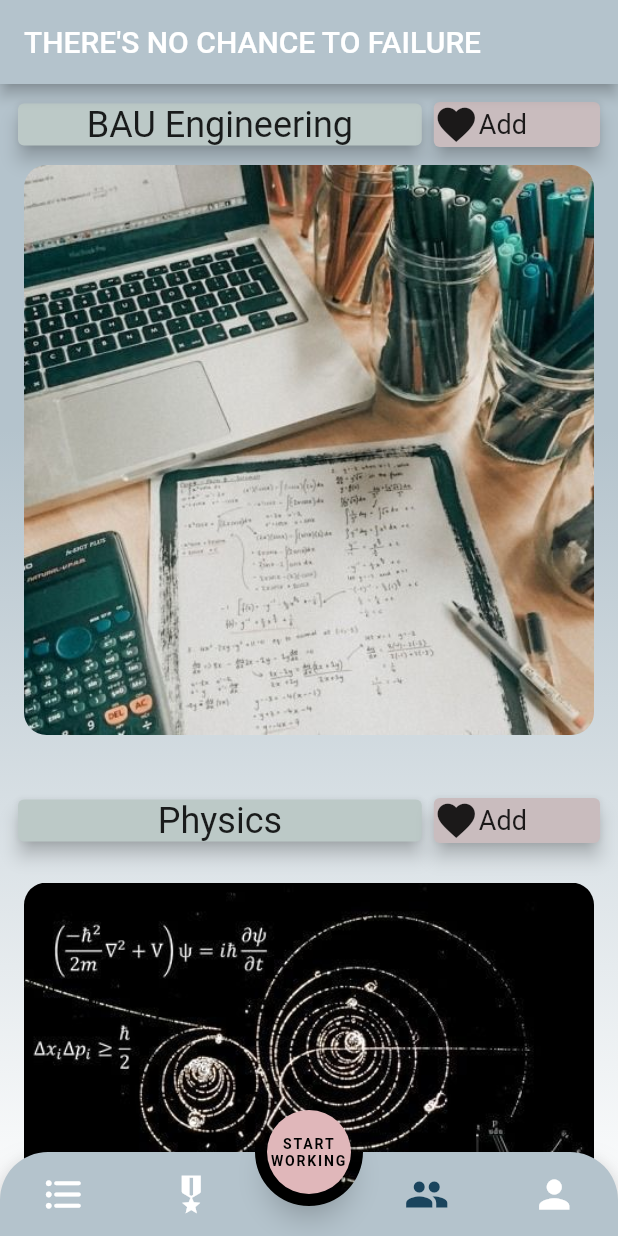
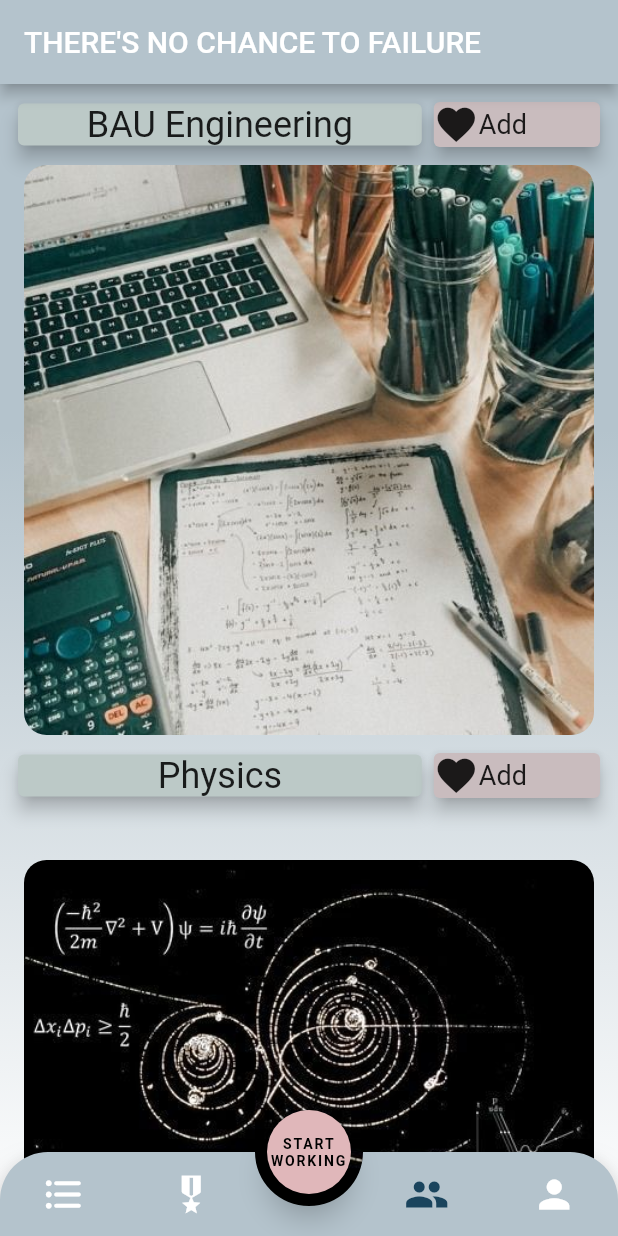
Before and after one commit to basakertugrul/motivasyon, a Flutter app: the screen it shows after launch, on a phone screen of 412 x 824 dp. Run offline on Flutter 3.47's test engine with Material 2 defaults, Android fonts, the phone set to English and light mode, and no system bars; drawn by our look-alikes of animated_bottom_navigation_bar, flip_card; our stand-ins replace auto_animated, rflutter_alert; missing offline and left inert: circular_reveal_animation.

```diff
--- a/lib/class/classes.dart
+++ b/lib/class/classes.dart
@@ -53,13 +53,12 @@ class Classes extends StatelessWidget {
                     child: ClipRRect(
                       borderRadius: BorderRadius.circular(15.0),
                       child: Image(
-                        image: AssetImage(names[index].picture),
+                        image: AssetImage(
+                          names[index].picture,
+                        ),
                       ),
                     ),
                   ),
-                  SizedBox(
-                    height: 30,
-                  )
                 ],
               )),
             ),
```
